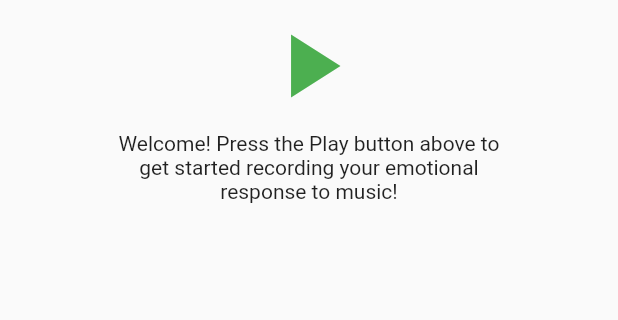
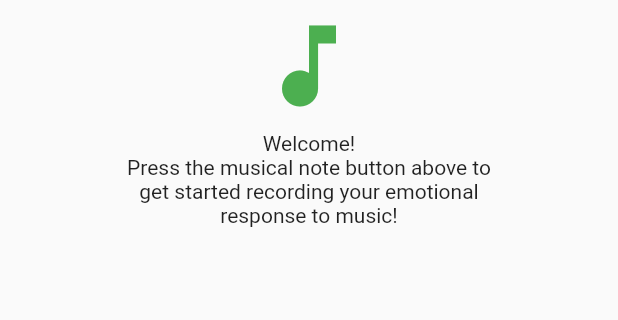
Before and after one commit to Soundbendor/music-affect-app-ec, a Flutter app: the screen it shows after launch, on a phone screen of 412 x 824 dp, the part 320-640 px from its top. Run offline on Flutter 3.47's test engine with Material 2 defaults, Android fonts, the phone set to English and light mode, and no system bars; our stand-ins replace flutter_dotenv; missing offline and left inert: spotify_sdk; network calls fail.

Commit message:
Updated the icon to be what it was before, and updated text

```diff
--- a/flutter_app/lib/tabs/home_tab.dart
+++ b/flutter_app/lib/tabs/home_tab.dart
@@ -23,7 +23,7 @@ class HomeTab extends StatelessWidget {
             Center(
               child: IconButton(
                 iconSize: 72,
-                icon: Icon(Icons.play_arrow),
+                icon: Icon(Icons.music_note),
                 color: Colors.green,
                 onPressed: () {
                   Navigator.push(
@@ -35,7 +35,7 @@ class HomeTab extends StatelessWidget {
             ),
             const Center(
               child: Text(
-                "Welcome! Press the Play button above to\n"
+                "Welcome! \nPress the musical note button above to\n"
                 "get started recording your emotional\n"
                 "response to music!",
                 textAlign: TextAlign.center,
```
